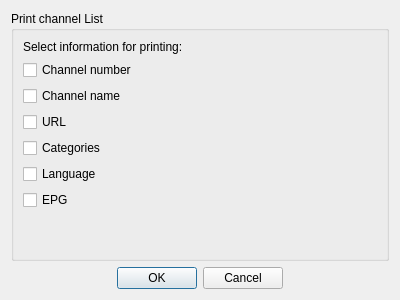
Qt form src/ui/dialogs/PrintDialog.ui (ntadej/tano) before a commit.
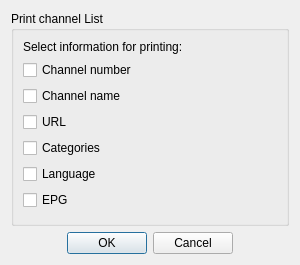
The same form after that commit. Icons and pictures are not drawn.

What changed in the file:
```diff
--- a/src/ui/dialogs/PrintDialog.ui
+++ b/src/ui/dialogs/PrintDialog.ui
@@ -6,8 +6,8 @@
    <rect>
     <x>0</x>
     <y>0</y>
-    <width>400</width>
-    <height>300</height>
+    <width>300</width>
+    <height>265</height>
    </rect>
   </property>
   <property name="windowTitle">
```
